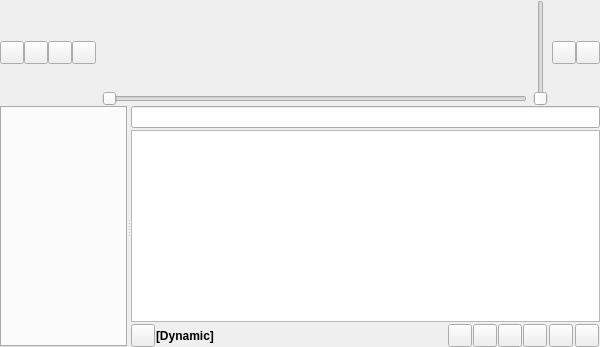
Qt form gui/mainwindow.ui (CDrummond/cantata) before a commit.
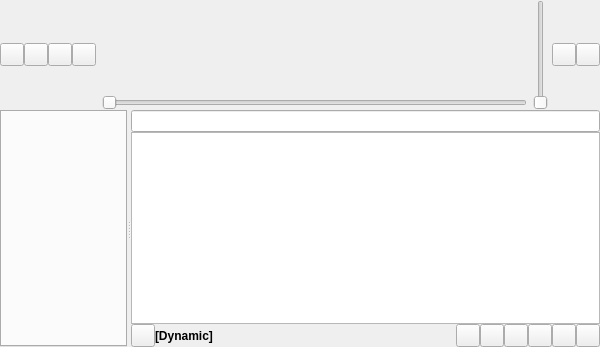
The same form after that commit. Custom widgets are drawn as their Qt base class.

```diff
--- a/gui/mainwindow.ui
+++ b/gui/mainwindow.ui
@@ -233,9 +233,6 @@
        </property>
        <layout class="QVBoxLayout" name="vlayoutx">
         <property name="spacing">
-         <number>2</number>
-        </property>
-        <property name="leftMargin">
          <number>0</number>
         </property>
         <property name="topMargin">
@@ -256,9 +253,6 @@
         <item>
          <layout class="QHBoxLayout" name="hlayout">
           <property name="spacing">
-           <number>1</number>
-          </property>
-          <property name="leftMargin">
            <number>0</number>
           </property>
           <property name="topMargin">
```
Left out of the diff: 38 changed lines with no effect on the pictures.
